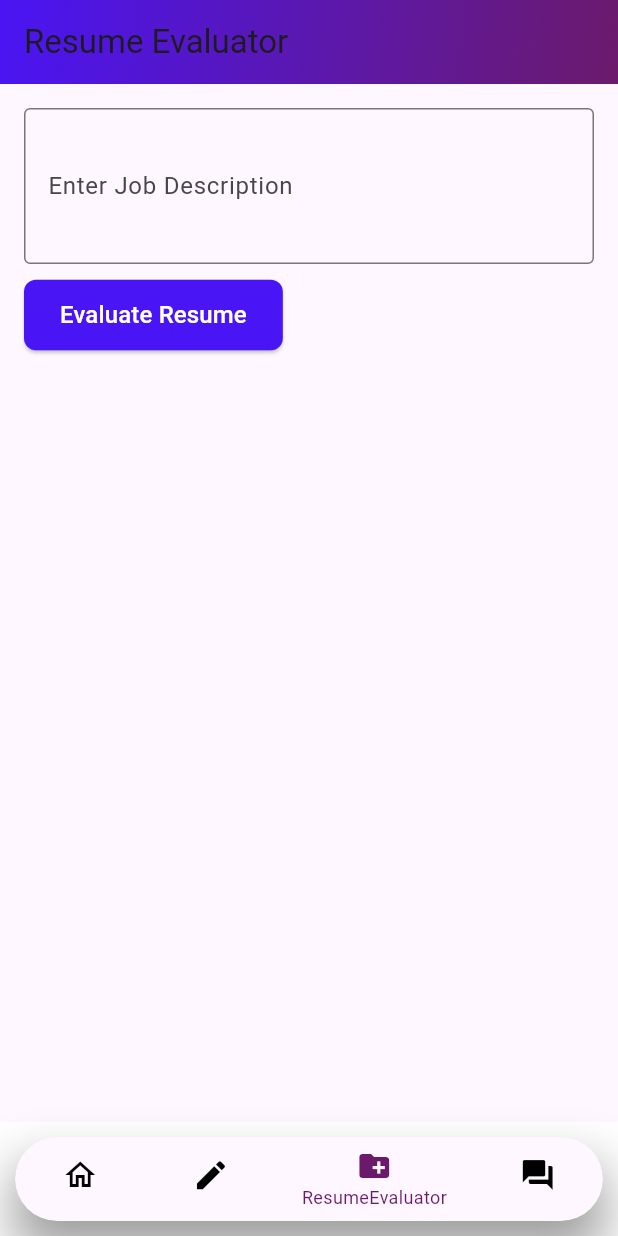
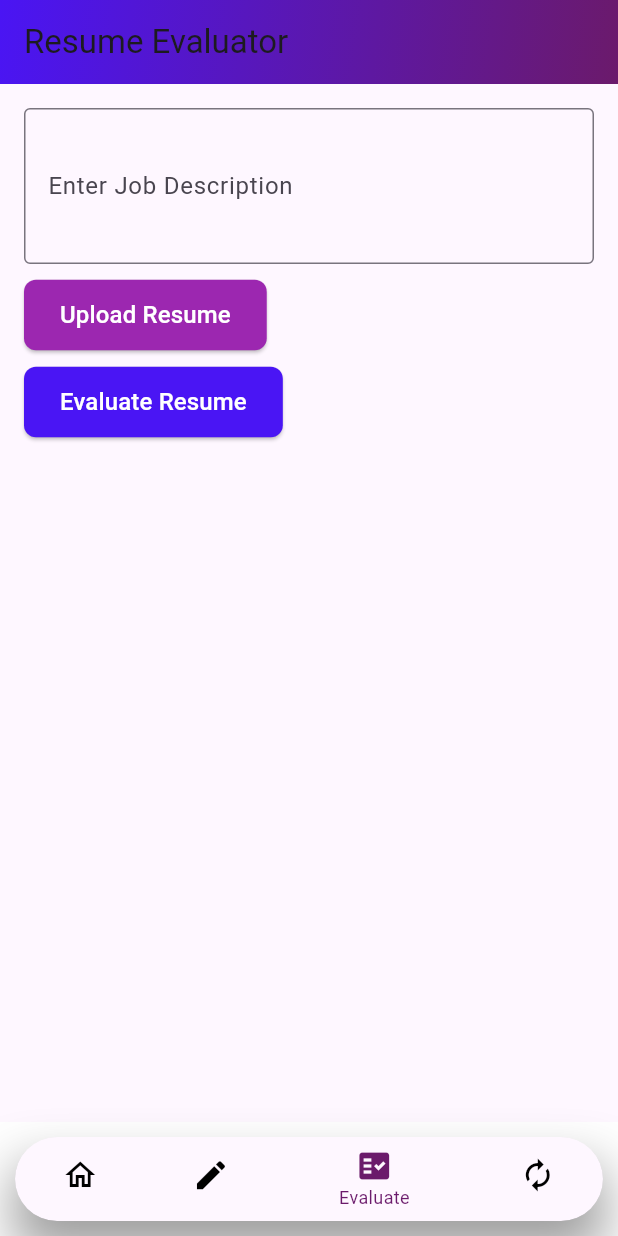
Before and after one commit to Sedraalsabagh/salamhack, a Flutter app: the screen it shows after launch, item 3 of the bottom bar chosen, after a tap on "Evaluate Resume", on a phone screen of 412 x 824 dp. Run offline on Flutter 3.47's test engine with Material 3 defaults, Android fonts, the light colour scheme and no system bars; our stand-ins replace animate_do, bloc, dio, file_picker, flutter_bloc, simple_animations.

Commit message:
edit bouttom-navigation

```diff
--- a/lib/app_router.dart
+++ b/lib/app_router.dart
@@ -4,6 +4,7 @@ import 'package:devloper_app/presentaion/screen/widget/welcomeScreen.dart';
 import "package:flutter/material.dart";
 
 import 'presentaion/screen/ResumeEvaluator.dart';
+import 'presentaion/screen/widget/bouttom_navigation.dart';
 
 class AppRouter {
   // late AuthRepository authRepository;
@@ -19,6 +20,10 @@ class AppRouter {
         return MaterialPageRoute(
           builder: (context) => const Welcomescreen(),
         );
+      case '/home':
+        return MaterialPageRoute(
+          builder: (context) => const BottomNavigation(),
+        );
 
       default:
         return null;
--- a/lib/presentaion/screen/ResumeEvaluator.dart
+++ b/lib/presentaion/screen/ResumeEvaluator.dart
@@ -1,4 +1,5 @@
 import 'package:flutter/material.dart';
+import 'package:file_picker/file_picker.dart';
 import 'dart:convert';
 
 class ResumeEvaluatorApp extends StatefulWidget {
@@ -12,18 +13,39 @@ class _ResumeEvaluatorAppState extends State<ResumeEvaluatorApp> {
   final TextEditingController _jobDescriptionController =
       TextEditingController();
   Map<String, dynamic>? evaluationResult;
+  String? selectedFilePath;
 
   void evaluateResume() {
     String jobDescription = _jobDescriptionController.text;
-    if (jobDescription.isEmpty) return;
+    if (jobDescription.isEmpty || selectedFilePath == null) return;
 
     // Simulated API response
     String jsonResponse =
-        '{"match_percentage": 0.1, "missing_keywords": ["Python", "Django", "Flask", "SQLAlchemy", "Data Science", "Machine Learning", "Deep Learning", "TensorFlow", "PyTorch", "Pandas", "NumPy", "Scikit-learn"], "improvement_tips": "The resume lacks mention of Python, which is explicitly required in the job description. Consider adding projects or experience demonstrating proficiency in Python and relevant libraries."}';
+        '{"match_percentage": 0.1, "missing_keywords": ["Python", "Django", "Flask"], "improvement_tips": "The resume lacks mention of Python, which is explicitly required in the job description."}';
 
     setState(() {
       evaluationResult = json.decode(jsonResponse);
     });
+  }
+
+  Future<void> pickResumeFile() async {
+    try {
+      FilePickerResult? result = await FilePicker.platform.pickFiles(
+        type: FileType.any,
+        allowMultiple: false, // يسمح باختيار ملف واحد فقط
+      );
+
+      if (result != null) {
+        setState(() {
+          selectedFilePath = result.files.single.path!;
+        });
+        print("تم اختيار الملف: $selectedFilePath");
+      } else {
+        print("لم يتم اختيار أي ملف.");
+      }
+    } catch (e) {
+      print("خطأ أثناء اختيار الملف: $e");
+    }
   }
 
   @override
@@ -58,19 +80,38 @@ class _ResumeEvaluatorAppState extends State<ResumeEvaluatorApp> {
               ),
               const SizedBox(height: 10),
               ElevatedButton(
+                onPressed: pickResumeFile,
+                style: ElevatedButton.styleFrom(
+                  padding:
+                      const EdgeInsets.symmetric(vertical: 12, horizontal: 24),
+                  shape: RoundedRectangleBorder(
+                      borderRadius: BorderRadius.circular(8)),
+                  backgroundColor: Colors.purple,
+                ),
+                child: const Text('Upload Resume',
+                    style: TextStyle(color: Colors.white, fontSize: 16)),
+              ),
+              if (selectedFilePath != null)
+                Padding(
+                  padding: const EdgeInsets.symmetric(vertical: 8.0),
+                  child: Text(
+                    'Selected File: ${selectedFilePath!.split('/').last}',
+                    style: const TextStyle(
+                        fontSize: 14, fontWeight: FontWeight.bold),
+                  ),
+                ),
+              const SizedBox(height: 10),
+              ElevatedButton(
                 onPressed: evaluateResume,
                 style: ElevatedButton.styleFrom(
                   padding:
                       const EdgeInsets.symmetric(vertical: 12, horizontal: 24),
                   shape: RoundedRectangleBorder(
-                    borderRadius: BorderRadius.circular(8),
-                  ),
+                      borderRadius: BorderRadius.circular(8)),
                   backgroundColor: const Color(0xFF4A15F4),
                 ),
-                child: const Text(
-                  'Evaluate Resume',
-                  style: TextStyle(color: Colors.white, fontSize: 16),
-                ),
+                child: const Text('Evaluate Resume',
+                    style: TextStyle(color: Colors.white, fontSize: 16)),
               ),
               const SizedBox(height: 20),
               evaluationResult != null
--- a/lib/presentaion/screen/widget/bouttom_navigation.dart
+++ b/lib/presentaion/screen/widget/bouttom_navigation.dart
@@ -63,12 +63,12 @@ class _BottomNavigationState extends State<BottomNavigation> {
                   label: "Create CV",
                 ),
                 BottomNavigationBarItem(
-                  icon: Icon(Icons.create_new_folder),
-                  label: "ResumeEvaluator",
+                  icon: Icon(Icons.fact_check),
+                  label: "Evaluate",
                 ),
                 BottomNavigationBarItem(
-                  icon: Icon(Icons.question_answer),
-                  label: "Getting questions",
+                  icon: Icon(Icons.autorenew), // Convert CV
+                  label: "Convert CV",
                 ),
               ],
             ),
```
